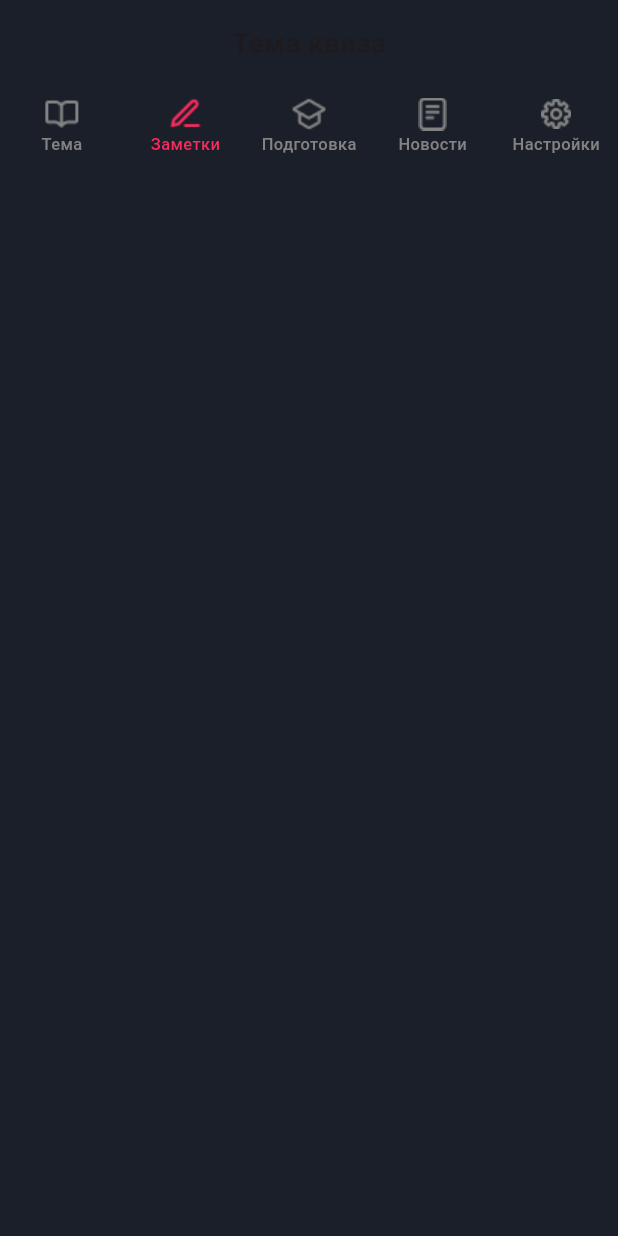
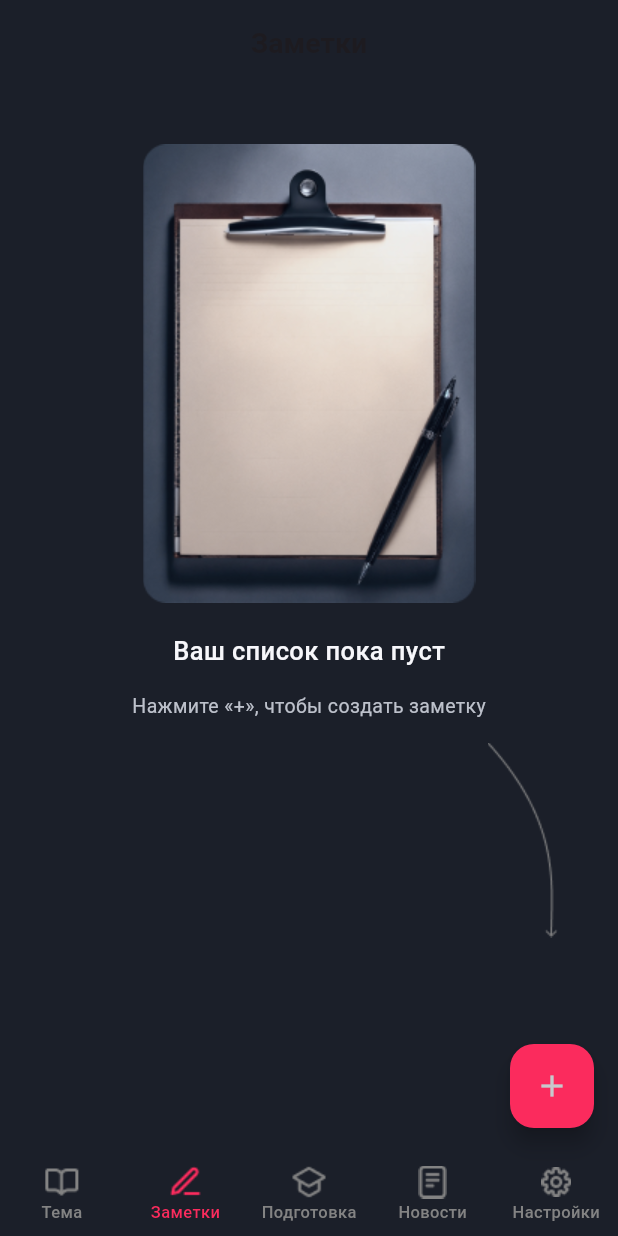
Before and after one commit to theivmatic/quiz_test, a Flutter app: the screen it shows after launch, on a phone screen of 412 x 824 dp. Run offline on Flutter 3.47's test engine with Material 3 defaults, Android fonts, the phone set to English and light mode, and no system bars; our stand-ins replace google_fonts; Roboto replaces fonts that are missing (Roboto Flex).

Commit message:
made notes screen

```diff
--- a/lib/main.dart
+++ b/lib/main.dart
@@ -1,4 +1,5 @@
 import 'package:flutter/material.dart';
+import 'package:quiz_test/src/feature/presentation/screens/notes_screen.dart';
 import 'package:quiz_test/src/feature/presentation/screens/quiz_theme_screen.dart';
 import 'package:quiz_test/src/feature/presentation/screens/start_screen.dart';
 
@@ -13,7 +14,7 @@ class MainApp extends StatelessWidget {
   @override
   Widget build(BuildContext context) {
     return const MaterialApp(
-      home: QuizThemeScreen(),
+      home: NotesScreen(),
     );
   }
 }
--- /dev/null
+++ b/lib/src/feature/presentation/screens/notes_screen.dart
@@ -0,0 +1,79 @@
+import 'package:flutter/material.dart';
+import 'package:google_fonts/google_fonts.dart';
+
+import '../widgets/bottom_navigation_bar.dart';
+
+class NotesScreen extends StatelessWidget {
+  const NotesScreen({super.key});
+
+  @override
+  Widget build(BuildContext context) {
+    return Scaffold(
+      appBar: AppBar(
+        title: Text(
+          'Заметки',
+          style: GoogleFonts.robotoFlex(
+            textStyle: const TextStyle(
+              fontSize: 19,
+              fontWeight: FontWeight.w700,
+            ),
+          ),
+        ),
+        centerTitle: true,
+        elevation: 0,
+        backgroundColor: const Color.fromRGBO(27, 31, 41, 1),
+      ),
+      backgroundColor: const Color.fromRGBO(27, 31, 41, 1),
+      body: Column(
+        children: [
+          const SizedBox(height: 40),
+          Center(
+            child: Image.asset('assets/images/notes_image.png'),
+          ),
+          const SizedBox(height: 20),
+          Text(
+            'Ваш список пока пуст',
+            style: GoogleFonts.robotoFlex(
+              textStyle: const TextStyle(
+                color: Color.fromRGBO(247, 247, 251, 1),
+                fontSize: 17,
+                fontWeight: FontWeight.w500,
+              ),
+            ),
+          ),
+          const SizedBox(height: 15),
+          Text(
+            'Нажмите «+», чтобы создать заметку',
+            style: GoogleFonts.robotoFlex(
+              textStyle: const TextStyle(
+                color: Color.fromRGBO(189, 193, 203, 1),
+                fontSize: 13,
+                fontWeight: FontWeight.w400,
+              ),
+            ),
+          ),
+          const SizedBox(height: 15),
+          Padding(
+            padding: const EdgeInsets.only(right: 40),
+            child: Row(
+              mainAxisAlignment: MainAxisAlignment.end,
+              children: [
+                Image.asset('assets/images/arrow_to_button.png'),
+              ],
+            ),
+          ),
+        ],
+      ),
+      floatingActionButton: FloatingActionButton(
+        onPressed: () {},
+        backgroundColor: const Color.fromRGBO(251, 43, 93, 1),
+        child: const Icon(
+          Icons.add,
+          color: Color.fromRGBO(199, 201, 204, 1),
+          size: 24,
+        ),
+      ),
+      bottomNavigationBar: const BottomNavigationBarWidget(),
+    );
+  }
+}
--- a/lib/src/feature/presentation/screens/quiz_theme_screen.dart
+++ b/lib/src/feature/presentation/screens/quiz_theme_screen.dart
@@ -23,7 +23,8 @@ class QuizThemeScreen extends StatelessWidget {
         backgroundColor: const Color.fromRGBO(27, 31, 41, 1),
       ),
       backgroundColor: const Color.fromRGBO(27, 31, 41, 1),
-      body: BottomNavigationBarWidget(),
+      body: Placeholder(),
+      bottomNavigationBar: const BottomNavigationBarWidget(),
     );
 
   }
```
Also changed, not shown: lib/src/feature/presentation/screens/splash_screen.dart (added, +39 -0 lines), assets/images/arrow_to_button.png (added), assets/images/notes_image.png (added).
